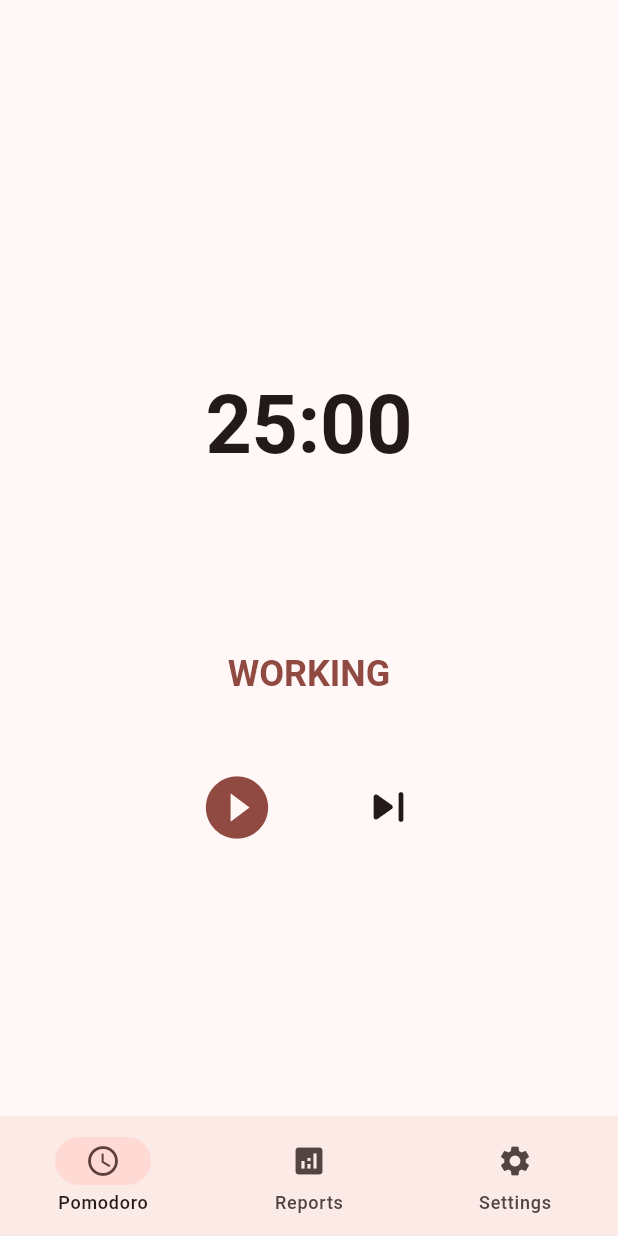
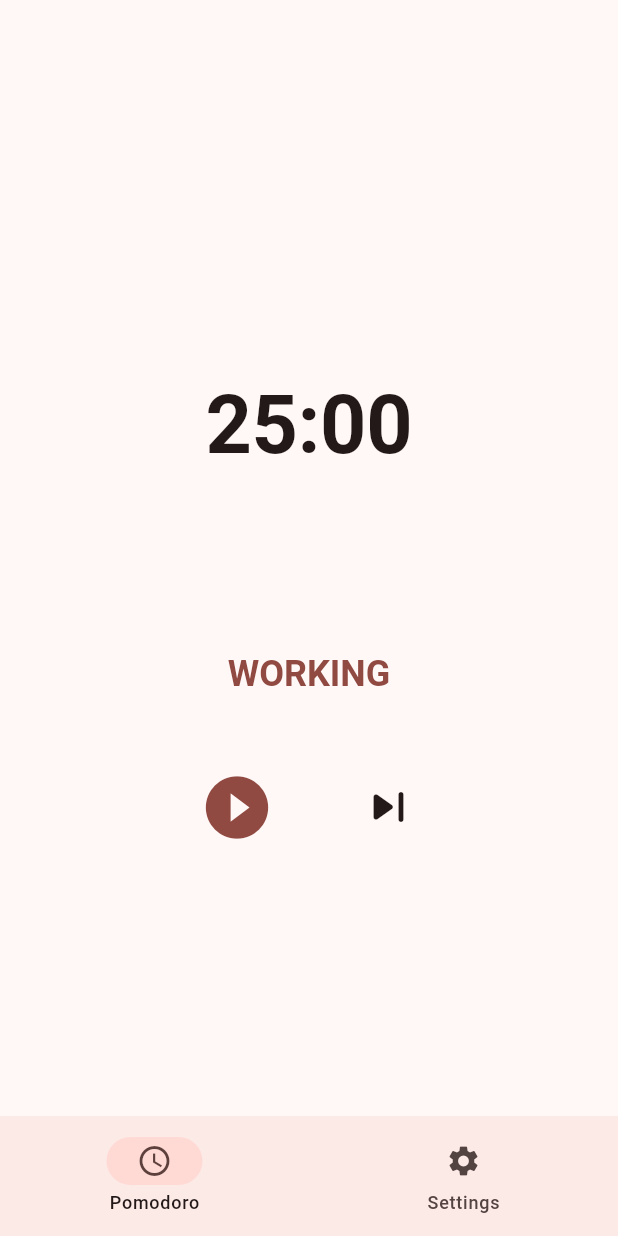
Before and after one commit to Dukas23/pomodoro, a Flutter app: the screen it shows after launch, on a phone screen of 412 x 824 dp. Run offline on Flutter 3.47's test engine with Material 3 defaults, Android fonts, the phone set to English and light mode, and no system bars; our stand-ins replace go_router, google_fonts.

```diff
--- a/lib/core/router/app_routes.dart
+++ b/lib/core/router/app_routes.dart
@@ -1,7 +1,4 @@
-
 class AppRoutes {
-
   static const String home = '/';
-  static const String reports = '/reports';
   static const String settings = '/settings';
 }
--- a/lib/core/router/router.dart
+++ b/lib/core/router/router.dart
@@ -2,7 +2,6 @@ import 'package:flutter/material.dart';
 import 'package:go_router/go_router.dart';
 import 'package:pomodoro/core/router/app_routes.dart';
 import 'package:pomodoro/presentation/pages/home/home_screen.dart';
-import 'package:pomodoro/presentation/pages/reports/reports_screen.dart';
 import 'package:pomodoro/presentation/pages/pomodoro/pomodoro_screen.dart';
 import 'package:pomodoro/presentation/pages/settings/settings_screen.dart';
 
@@ -23,14 +22,6 @@ final GoRouter router = GoRouter(
           },
         ),
         GoRoute(
-          path: AppRoutes.reports,
-          pageBuilder: (BuildContext context, GoRouterState state) {
-            return const NoTransitionPage(
-              child: ReportsScreen(),
-            );
-          },
-        ),
-        GoRoute(
           path: AppRoutes.settings,
           pageBuilder: (BuildContext context, GoRouterState state) {
             return const NoTransitionPage(
--- a/lib/domain/entities/destination_entity.dart
+++ b/lib/domain/entities/destination_entity.dart
@@ -22,11 +22,6 @@ final List<DestinationEntity> appDestinations = [
     path: AppRoutes.home,
   ), // Icono más representativo
   DestinationEntity(
-    title: "Reports",
-    icon: Icons.analytics,
-    path: AppRoutes.reports,
-  ),
-  DestinationEntity(
     title: "Settings",
     icon: Icons.settings,
     path: AppRoutes.settings,
--- a/lib/presentation/pages/home/home_screen.dart
+++ b/lib/presentation/pages/home/home_screen.dart
@@ -35,9 +35,11 @@ class HomeScreen extends StatelessWidget {
             // 2. Main Content Area (Ocupa el resto del espacio disponible)
             Expanded(
               // <-- Usa Expanded para que ocupe el espacio restante
-              child: Container(
-                constraints: const BoxConstraints(maxWidth: 1200),
-                child: child,
+              child: Center(
+                child: Container(
+                  constraints: const BoxConstraints(maxWidth: 1200),
+                  child: child,
+                ),
               ),
             ),
           ],
```
Also changed, not shown: lib/presentation/pages/reports/reports_screen.dart (deleted, +0 -44 lines).
